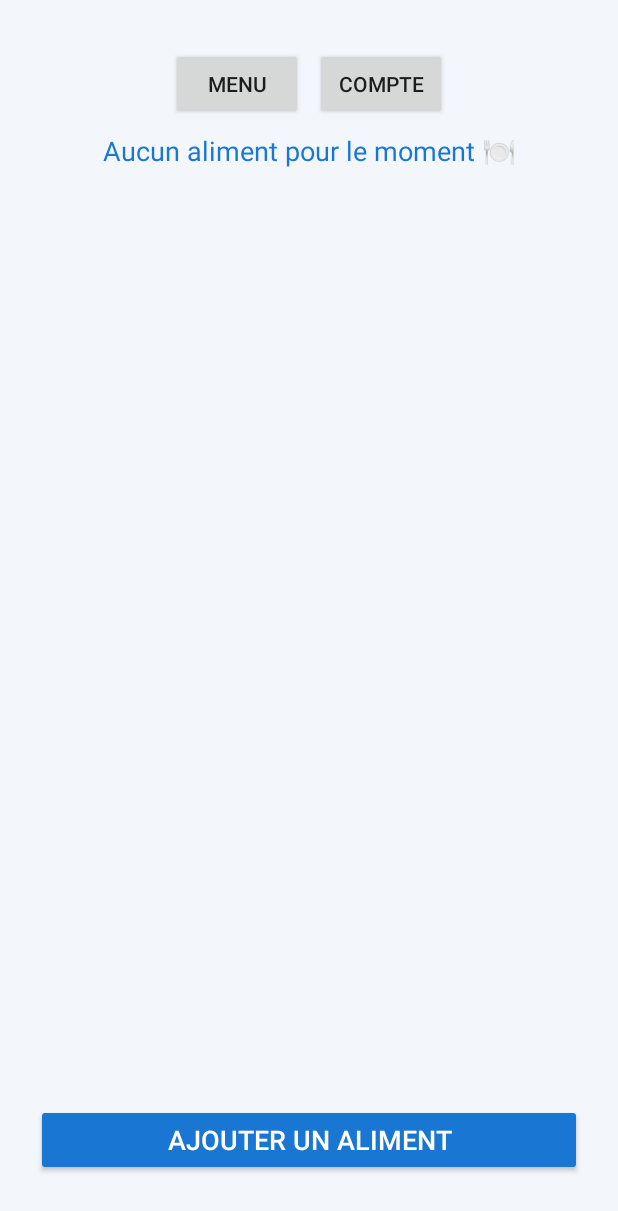
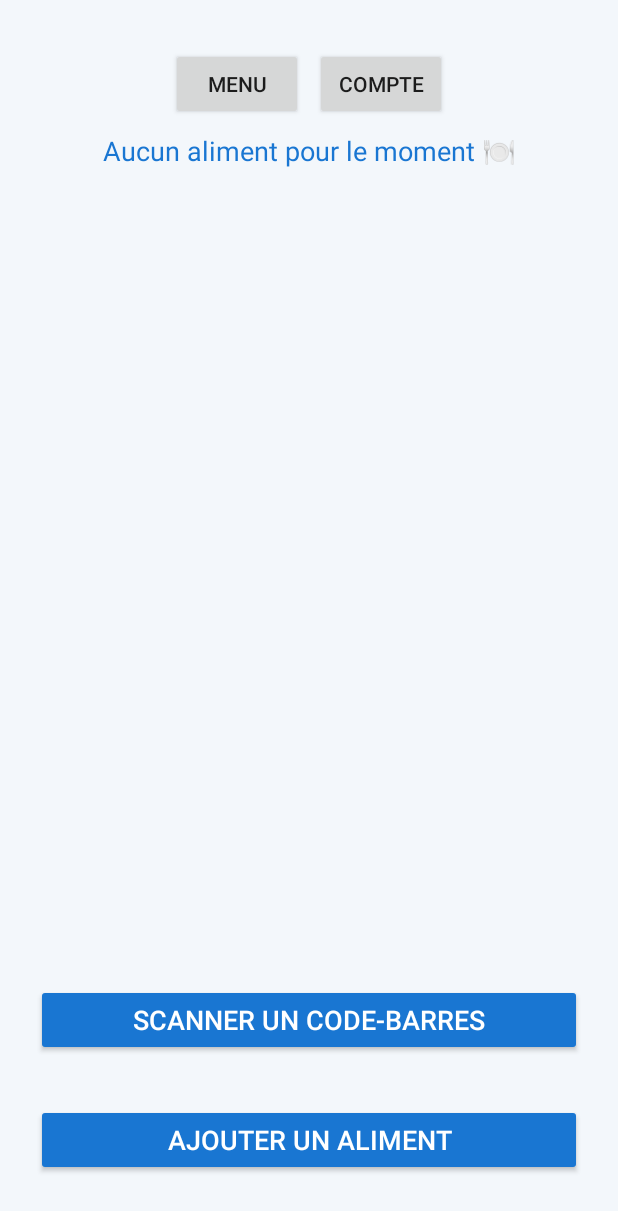
Before and after one commit to dyhia122/MonFrigoIntelligent, an Android app built with Jetpack Compose: the FrigoActivity screen opened directly, with no data from a screen before it, on a phone screen of 412 x 824 dp. Shown: the top 1211 px of the screen. Run offline under Robolectric (Android 15) with nearby library versions, the phone set to English and light mode, and no system bars; our stand-ins replace Room's generated code; 2 statements that could not run were skipped.

Commit message:
ajout d'un scanner de codes barres

```diff
--- a/app/build.gradle.kts
+++ b/app/build.gradle.kts
@@ -49,6 +49,12 @@ dependencies {
 
     implementation("androidx.work:work-runtime-ktx:2.8.1")
 
+    implementation("com.google.mlkit:barcode-scanning:17.1.0")
+// CameraX pour scanner en direct
+    implementation("androidx.camera:camera-core:1.3.0")
+    implementation("androidx.camera:camera-camera2:1.3.0")
+    implementation("androidx.camera:camera-lifecycle:1.3.0")
+    implementation("androidx.camera:camera-view:1.3.0")
 
     implementation(libs.androidx.core.ktx)
     implementation(libs.androidx.lifecycle.runtime.ktx)
--- a/app/src/main/java/com/example/myapplication/FrigoActivity.kt
+++ b/app/src/main/java/com/example/myapplication/FrigoActivity.kt
@@ -1,5 +1,7 @@
 package com.example.myapplication
 
+import android.Manifest
+import android.content.Intent
 import android.content.pm.PackageManager
 import android.os.Build
 import android.os.Bundle
@@ -7,8 +9,6 @@ import android.widget.*
 import androidx.activity.enableEdgeToEdge
 import androidx.appcompat.app.AlertDialog
 import androidx.appcompat.app.AppCompatActivity
-import androidx.core.app.NotificationCompat
-import androidx.core.app.NotificationManagerCompat
 import androidx.core.content.ContextCompat
 import androidx.lifecycle.lifecycleScope
 import androidx.work.ExistingPeriodicWorkPolicy
@@ -25,6 +25,9 @@ class FrigoActivity : AppCompatActivity() {
     private lateinit var listeAliments: ListView
     private lateinit var textAucunAliment: TextView
     private lateinit var btnAjouter: Button
+    private lateinit var btnScanner: Button
+    private lateinit var btnMenu: Button   // ← AJOUTÉ
+    private lateinit var btnCompte: Button // ← AJOUTÉ
     private lateinit var dao: AlimentDao
     private lateinit var adapter: AlimentAdapter
 
@@ -36,11 +39,11 @@ class FrigoActivity : AppCompatActivity() {
         // Notification channel
         NotificationHelper.createNotificationChannel(this)
 
-        // Permissions Android 13+
+        // Permissions Android 13+ pour notifications
         if (Build.VERSION.SDK_INT >= Build.VERSION_CODES.TIRAMISU) {
-            if (ContextCompat.checkSelfPermission(this, android.Manifest.permission.POST_NOTIFICATIONS)
+            if (ContextCompat.checkSelfPermission(this, Manifest.permission.POST_NOTIFICATIONS)
                 != PackageManager.PERMISSION_GRANTED) {
-                requestPermissions(arrayOf(android.Manifest.permission.POST_NOTIFICATIONS), 1)
+                requestPermissions(arrayOf(Manifest.permission.POST_NOTIFICATIONS), 1)
             }
         }
 
@@ -52,7 +55,12 @@ class FrigoActivity : AppCompatActivity() {
         listeAliments = findViewById(R.id.listeAliments)
         listeAliments.adapter = adapter
         textAucunAliment = findViewById(R.id.textAucunAliment)
+
         btnAjouter = findViewById(R.id.btnAjouter)
+        btnScanner = findViewById(R.id.btnScanner)
+
+        btnMenu = findViewById(R.id.btnMenu)       // ← AJOUTÉ
+        btnCompte = findViewById(R.id.btnCompte)   // ← AJOUTÉ
 
         // Observer les aliments
         lifecycleScope.launch {
@@ -65,22 +73,28 @@ class FrigoActivity : AppCompatActivity() {
         // Bouton ajouter
         btnAjouter.setOnClickListener { afficherDialogAjout() }
 
+        // Bouton scanner
+        btnScanner.setOnClickListener {
+            val intent = Intent(this, ScanActivity::class.java)
+            startActivityForResult(intent, 200)
+        }
+
+        // Bouton Menu → MenuScreen
+        btnMenu.setOnClickListener {
+            val intent = Intent(this, MenuScreen::class.java)
+            startActivity(intent)
+        }
+
+        // Bouton Compte → CompteActivity
+        btnCompte.setOnClickListener {
+            val intent = Intent(this, CompteActivity::class.java)
+            startActivity(intent)
+        }
+
         // Lancer Worker périodique
         lancerVerificationExpiration()
 
-        // Test immédiat notification
-        NotificationManagerCompat.from(this).notify(
-            123,
-            NotificationCompat.Builder(this, "expiration_channel")
-                .setSmallIcon(android.R.drawable.ic_dialog_alert)
-                .setContentTitle("Test Notification")
-                .setContentText("Si tu vois ceci, les notifications fonctionnent !")
-                .setPriority(NotificationCompat.PRIORITY_HIGH)
-                .setAutoCancel(true)
-                .build()
-        )
-
-        // Test du Worker une fois
+        // Test immédiat du Worker
         val testWorker = OneTimeWorkRequestBuilder<ExpirationWorker>().build()
         WorkManager.getInstance(this).enqueue(testWorker)
     }
@@ -88,7 +102,7 @@ class FrigoActivity : AppCompatActivity() {
     private fun afficherDialogAjout() {
         val layout = LinearLayout(this).apply {
             orientation = LinearLayout.VERTICAL
-            setPadding(24,24,24,24)
+            setPadding(24, 24, 24, 24)
         }
         val nomInput = EditText(this).apply { hint = "Nom de l’aliment" }
         val quantiteInput = EditText(this).apply {
@@ -114,14 +128,19 @@ class FrigoActivity : AppCompatActivity() {
                     return@setPositiveButton
                 }
 
-                lifecycleScope.launch { dao.insert(Aliment(nom = nom, quantite = quantite, dateExpiration = dateExp)) }
+                lifecycleScope.launch {
+                    dao.insert(Aliment(nom = nom, quantite = quantite, dateExpiration = dateExp))
+                }
             }
             .setNegativeButton("Annuler", null)
             .show()
     }
 
     private fun dateValide(date: String): Boolean {
-        return try { LocalDate.parse(date); true } catch (_: Exception) { false }
+        return try {
+            LocalDate.parse(date)
+            true
+        } catch (_: Exception) { false }
     }
 
     private fun lancerVerificationExpiration() {
@@ -132,4 +151,12 @@ class FrigoActivity : AppCompatActivity() {
             request
         )
     }
+
+    override fun onActivityResult(requestCode: Int, resultCode: Int, data: Intent?) {
+        super.onActivityResult(requestCode, resultCode, data)
+        if (requestCode == 200 && resultCode == RESULT_OK) {
+            val scannedCode = data?.getStringExtra("scanned_code") ?: return
+            Toast.makeText(this, "Code scanné: $scannedCode", Toast.LENGTH_SHORT).show()
+        }
+    }
 }
--- a/app/src/main/res/layout/activity_frigo.xml
+++ b/app/src/main/res/layout/activity_frigo.xml
@@ -44,6 +44,15 @@
         android:layout_weight="1"
         android:divider="@android:color/darker_gray"
         android:dividerHeight="1dp" />
+    <Button
+        android:id="@+id/btnScanner"
+        android:layout_width="match_parent"
+        android:layout_height="wrap_content"
+        android:text="Scanner un code-barres"
+        android:backgroundTint="#1976D2"
+        android:textColor="@android:color/white"
+        android:textSize="18sp"
+        android:layout_marginBottom="16dp"/>
 
     <Button
         android:id="@+id/btnAjouter"
```
Also changed, not shown: app/src/main/AndroidManifest.xml (+17 -1 lines), app/src/main/java/com/example/myapplication/ScanActivity.kt (added, +128 -0 lines), app/src/main/res/layout/activity_scan.xml (added, +11 -0 lines).
